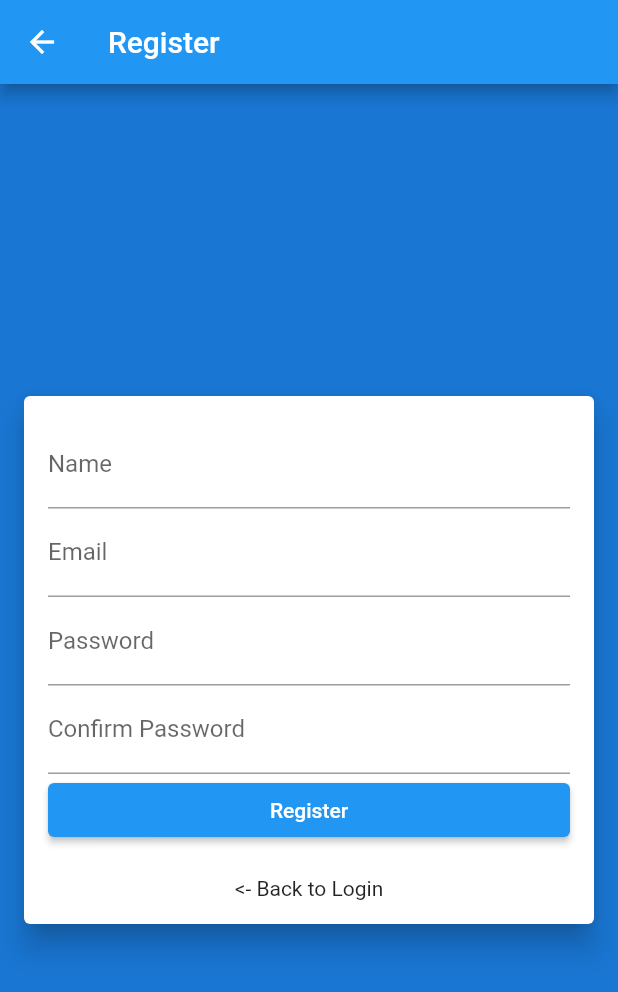
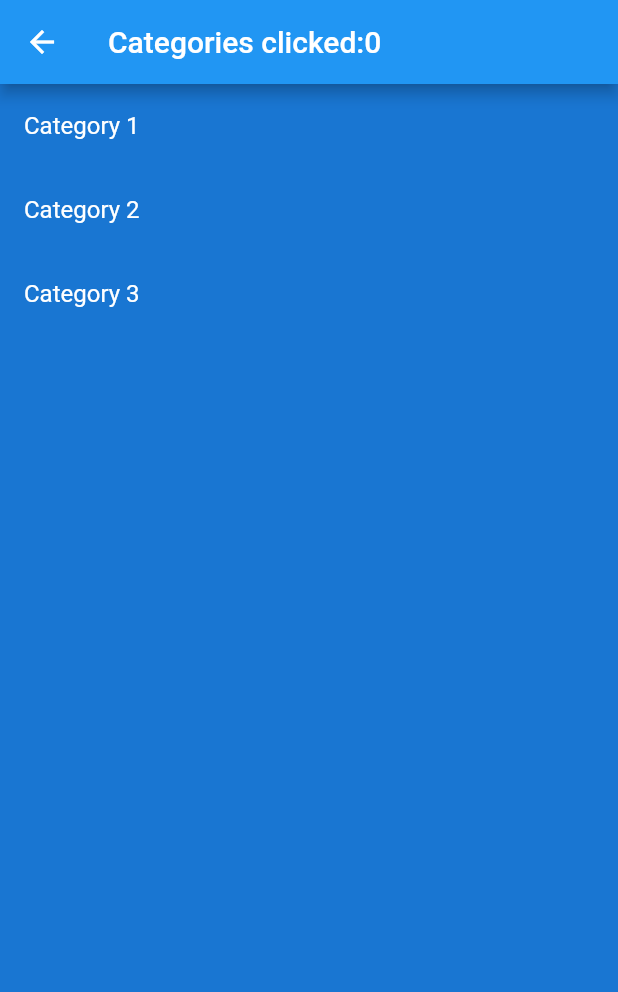
Before and after one commit to kyhyeok/laravel-flutter-api-frontend, a Flutter app: the Register screen opened by its route, after a tap on "Register", on a phone screen of 412 x 824 dp. Shown: the top 992 px of the screen. Run offline on Flutter 3.47's test engine with Material 2 defaults, Android fonts, the phone set to English and light mode, and no system bars.

Commit message:
Variables, Lists and First Stateful Widget

```diff
--- a/lib/main.dart
+++ b/lib/main.dart
@@ -1,4 +1,5 @@
 import 'package:flutter/material.dart';
+import 'package:flutter_api_frontend/screens/categories.dart';
 import 'package:flutter_api_frontend/screens/login.dart';
 import 'package:flutter_api_frontend/screens/register.dart';
 
@@ -13,6 +14,7 @@ class MyApp extends StatelessWidget {
       routes: {
         '/login': (context) => Login(),
         '/register': (context) => Register(),
+        '/categories': (context) => Categories(),
       }
     );
   }
--- /dev/null
+++ b/lib/screens/categories.dart
@@ -0,0 +1,40 @@
+import 'package:flutter/material.dart';
+
+class Categories extends StatefulWidget {
+  @override
+  CategoriesState createState() => CategoriesState();
+}
+
+class CategoriesState extends State<Categories> {
+
+  final List<String> categories = <String>[
+    'Category 1',
+    'Category 2',
+    'Category 3',
+  ];
+
+  int clicked = 0;
+
+  @override
+  Widget build(BuildContext context) {
+    return Scaffold(
+      appBar: AppBar(
+        title: Text('Categories clicked:' + clicked.toString()),
+      ),
+      body: Container(
+          color: Theme.of(context).primaryColorDark,
+          child: Center(
+            child: ListView.builder(
+                itemCount: categories.length,
+                itemBuilder: (BuildContext context, int index) {
+                  return ListTile(
+                      title: Text(
+                    categories[index],
+                    style: TextStyle(color: Colors.white)),
+                    onTap: () => setState(()=> clicked++),
+                  );
+                }),
+          )),
+    );
+  }
+}
--- a/lib/screens/register.dart
+++ b/lib/screens/register.dart
@@ -44,7 +44,9 @@ class Register extends StatelessWidget {
                         ),
                       ),
                       ElevatedButton(
-                        onPressed: () => print('Login clocked'),
+                        onPressed: () {
+                          Navigator.pushNamed(context, '/categories');
+                        },
                         child: Text('Register'),
                         style: ElevatedButton.styleFrom(
                             minimumSize: Size(double.infinity, 36)),
```
